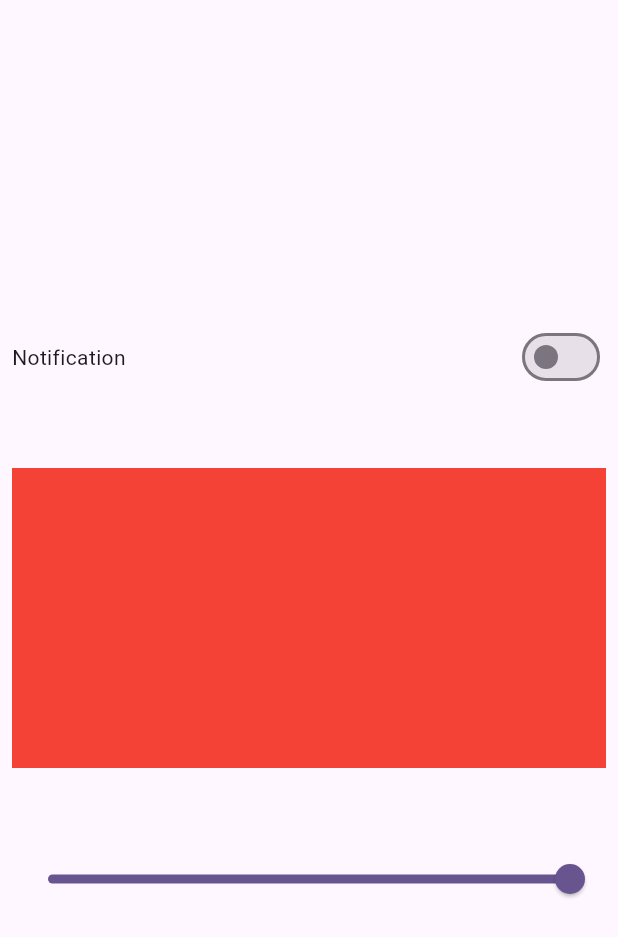
After one commit to SubrataSoftBD/Flutter_bloc_learn, a Flutter app: the screen it shows after launch, on a phone screen of 412 x 824 dp. The commit adds this screen. Shown: the top 937 px of the screen. Run offline on Flutter 3.47's test engine with Material 3 defaults, Android fonts, the phone set to English and light mode, and no system bars; our stand-ins replace equatable, flutter_bloc, flutter_widget_from_html_core; missing offline and left inert: flutter_inappwebview.

Commit message:
feat: Implement BLoC for Switch and Slider Example
This commit introduces a BLoC pattern for managing the state of a switch and a slider. It also updates the iOS deployment target and includes CocoaPods configuration.

Key changes:
- Created `SwitchBloc`, `SwitchEvent`, and `SwitchState` to manage the logic and state for a switch and a slider.
- `SwitchBloc` handles `EnabledDisabledNotification` to toggle the switch state and `SliderEvent` to update the slider value.
- Implemented `SwitchView` which displays a switch for notifications and a slider to control the opacity of a container.
    - Uses `BlocBuilder` to efficiently rebuild UI components based on state changes.
- Updated `main.dart`:
    - Added `SwitchBloc` to the `MultiBlocProvider`.
    - Set `SwitchView` as the initial screen.
- iOS Configuration:
    - Updated `MinimumOSVersion` in `ios/Flutter/AppFrameworkInfo.plist` from `12.0` to `13.0`.
    - Modified `IPHONEOS_DEPLOYMENT_TARGET` in `ios/Runner.xcodeproj/project.pbxproj` from `12.0` to `13.0`.
    - Included CocoaPods configuration files (`Pods-Runner.debug.xcconfig`, `Pods-Runner.release.xcconfig`) in `ios/Flutter/Debug.xcconfig` and `ios/Flutter/Release.xcconfig`.
    - Added CocoaPods configurations to `ios/Runner.xcodeproj/project.pbxproj` including build phases and file references.
    - Updated `ios/Runner.xcworkspace/contents.xcworkspacedata` to include `Pods.xcodeproj`.
- macOS Configuration:
    - Included CocoaPods configuration files in `macos/Flutter/Flutter-Debug.xcconfig` and `macos/Flutter/Flutter-Release.xcconfig`.

```diff
--- a/lib/main.dart
+++ b/lib/main.dart
@@ -4,6 +4,8 @@ import 'package:flutter_bloc_tutorial/counter/counter.dart';
 import 'package:flutter_bloc/flutter_bloc.dart';
 import 'package:flutter_bloc_tutorial/search/html_high_light.dart';
 import 'package:flutter_bloc_tutorial/search/search_file.dart';
+import 'package:flutter_bloc_tutorial/switch_example/bloc/switch_bloc.dart';
+import 'package:flutter_bloc_tutorial/switch_example/switch_view.dart';
 void main()async {
   WidgetsFlutterBinding.ensureInitialized();
   runApp(const MyApp());
@@ -14,14 +16,17 @@ class MyApp extends StatelessWidget {
 
   @override
   Widget build(BuildContext context) {
-    return BlocProvider(
-      create: (context) => CounterBloc(),
+    return MultiBlocProvider(
+      providers: [
+        BlocProvider(create: (context) => CounterBloc()),
+        BlocProvider(create: (context) => SwitchBloc()),
+      ],
       child: MaterialApp(
         title: 'Flutter Demo',
         theme: ThemeData(
           colorScheme: ColorScheme.fromSeed(seedColor: Colors.deepPurple),
         ),
-        home: const HtmlSearchPage(),
+        home: const SwitchView(),
       ),
     );
   }
--- /dev/null
+++ b/lib/switch_example/bloc/switch_bloc.dart
@@ -0,0 +1,24 @@
+
+import 'package:flutter_bloc/flutter_bloc.dart';
+import 'package:flutter_bloc_tutorial/switch_example/bloc/switch_event.dart';
+import 'package:flutter_bloc_tutorial/switch_example/bloc/switch_state.dart';
+
+
+class SwitchBloc extends Bloc<SwitchEvent, SwitchState>{
+  SwitchBloc():super(SwitchState()){
+    on<EnabledDisabledNotification>(_enableDisable);
+    on<SliderEvent>(_sliderFunction);
+  }
+
+
+  void _enableDisable(EnabledDisabledNotification events, Emitter<SwitchState> emit){
+    emit(state.copyWith(isSwitch: !state.isSwitch));
+
+  }
+
+  void _sliderFunction(SliderEvent events, Emitter<SwitchState> emit){
+    emit(state.copyWith(sliderValue: events.slider));
+
+  }
+
+}
--- /dev/null
+++ b/lib/switch_example/bloc/switch_event.dart
@@ -0,0 +1,18 @@
+import "package:equatable/equatable.dart";
+
+// sealed class SwitchEvent {
+abstract class SwitchEvent extends Equatable {
+  @override
+  List<Object?> get props => [];
+}
+
+class EnabledDisabledNotification extends SwitchEvent{
+}
+class SliderEvent extends SwitchEvent{
+  double slider;
+
+  SliderEvent({required this.slider});
+  @override
+  List<Object?> get props => [slider];
+
+}
--- /dev/null
+++ b/lib/switch_example/bloc/switch_state.dart
@@ -0,0 +1,16 @@
+
+ class SwitchState {
+  bool isSwitch;
+  double sliderValue;
+  SwitchState({this.isSwitch = false, this.sliderValue = 1.0});
+
+  SwitchState copyWith({bool? isSwitch, double? sliderValue}){
+    return SwitchState(
+      isSwitch: isSwitch ?? this.isSwitch,
+      sliderValue: sliderValue ?? this.sliderValue
+    );
+  }
+
+  @override
+  List<Object?> get props => [isSwitch, sliderValue];
+}
--- /dev/null
+++ b/lib/switch_example/switch_view.dart
@@ -0,0 +1,58 @@
+import 'package:flutter/material.dart';
+import 'package:flutter_bloc/flutter_bloc.dart';
+import 'package:flutter_bloc_tutorial/switch_example/bloc/switch_bloc.dart';
+
+import 'bloc/switch_event.dart';
+import 'bloc/switch_state.dart';
+
+class SwitchView extends StatelessWidget {
+  const SwitchView({super.key});
+
+  @override
+  Widget build(BuildContext context) {
+    print("Whole");
+    return Scaffold(
+      body: Padding(
+        padding: const EdgeInsets.all(8.0),
+        child: Column(
+          mainAxisAlignment: MainAxisAlignment.center,
+          crossAxisAlignment: CrossAxisAlignment.center,
+          children: [
+            BlocBuilder<SwitchBloc, SwitchState>(
+              buildWhen: (prev, current) => prev.isSwitch != current.isSwitch,
+              builder: (context, state) {
+                print("One");
+                return Row(
+                  mainAxisAlignment: MainAxisAlignment.spaceBetween,
+                  children: [
+                    Text("Notification"),
+                    Switch(value: state.isSwitch, onChanged: (value) {
+                      context.read<SwitchBloc>().add(EnabledDisabledNotification());
+                    }),
+                  ],
+                );
+              },
+            ),
+            SizedBox(height: 50),
+            BlocBuilder<SwitchBloc, SwitchState>(
+                buildWhen: (prev, current) => prev.sliderValue != current.sliderValue,
+                builder: (context, state){
+              print("Two");
+              return Container(height: 200, color: Colors.red.withValues(alpha: state.sliderValue));
+            }),
+            SizedBox(height: 50),
+          BlocBuilder<SwitchBloc, SwitchState>(
+              buildWhen: (prev, current) => prev.sliderValue != current.sliderValue,
+              builder: (context, state){
+            print("Three");
+            return   Slider(value: state.sliderValue, onChanged: (value) {
+              print(value);
+              context.read<SwitchBloc>().add(SliderEvent(  slider: value));
+            });
+          })
+          ],
+        ),
+      ),
+    );
+  }
+}
```
Also changed, not shown: 7 other files.
